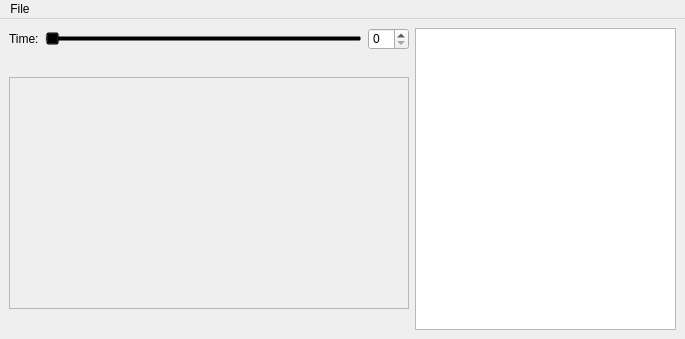
This is DCGUI/Windows/Vis.ui in DanielZorin/DataCenters as Qt 5 draws it before an edit. The edited form follows.
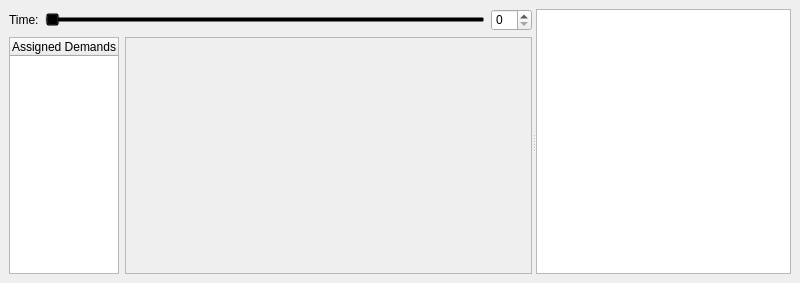
This is the edited form. Icons and pictures are not drawn.

Commit message: Assigned demands list in Vis

```diff
--- a/DCGUI/Windows/Vis.ui
+++ b/DCGUI/Windows/Vis.ui
@@ -9,8 +9,8 @@
    <rect>
     <x>0</x>
     <y>0</y>
-    <width>685</width>
-    <height>339</height>
+    <width>800</width>
+    <height>283</height>
    </rect>
   </property>
   <property name="windowTitle">
@@ -31,15 +31,31 @@
 }</string>
   </property>
   <widget class="QWidget" name="centralwidget">
-   <layout class="QGridLayout" name="gridLayout">
-    <item row="0" column="0">
+   <layout class="QVBoxLayout" name="verticalLayout_2">
+    <item>
+     <widget class="QSplitter" name="splitter">
+      <property name="orientation">
+       <enum>Qt::Horizontal</enum>
+      </property>
+      <widget class="QWidget" name="">
+       <layout class="QVBoxLayout" name="verticalLayout">
+        <item>
+         <layout class="QHBoxLayout" name="horizontalLayout_4">
+          <item>
      <widget class="QLabel" name="label">
       <property name="text">
        <string>Time:</string>
       </property>
      </widget>
     </item>
-    <item row="0" column="2">
+          <item>
+           <widget class="QSlider" name="timeSlider">
+            <property name="orientation">
+             <enum>Qt::Horizontal</enum>
+            </property>
+           </widget>
+          </item>
+          <item>
      <widget class="QSpinBox" name="timeSpinBox">
       <property name="minimum">
        <number>0</number>
@@ -49,12 +65,32 @@
       </property>
      </widget>
     </item>
-    <item row="0" column="3" rowspan="2">
-     <widget class="QTextBrowser" name="info"/>
-    </item>
-    <item row="1" column="0" colspan="3">
+         </layout>
+        </item>
+        <item>
      <layout class="QHBoxLayout" name="horizontalLayout">
-      <item alignment="Qt::AlignVCenter">
+          <item>
+           <widget class="QTreeWidget" name="assignedDemands">
+            <property name="minimumSize">
+             <size>
+              <width>0</width>
+              <height>0</height>
+             </size>
+            </property>
+            <property name="maximumSize">
+             <size>
+              <width>111</width>
+              <height>9999</height>
+             </size>
+            </property>
+            <column>
+             <property name="text">
+              <string>Assigned Demands</string>
+             </property>
+            </column>
+           </widget>
+          </item>
+          <item>
        <widget class="QScrollArea" name="graphArea">
         <property name="widgetResizable">
          <bool>false</bool>
@@ -64,7 +100,7 @@
           <rect>
            <x>0</x>
            <y>0</y>
-           <width>398</width>
+               <width>405</width>
            <height>230</height>
           </rect>
          </property>
@@ -73,32 +109,13 @@
       </item>
      </layout>
     </item>
-    <item row="0" column="1">
-     <widget class="QSlider" name="timeSlider">
-      <property name="orientation">
-       <enum>Qt::Horizontal</enum>
-      </property>
+       </layout>
+      </widget>
+      <widget class="QTextBrowser" name="info"/>
      </widget>
     </item>
    </layout>
   </widget>
-  <widget class="QMenuBar" name="menubar">
-   <property name="geometry">
-    <rect>
-     <x>0</x>
-     <y>0</y>
-     <width>685</width>
-     <height>20</height>
-    </rect>
-   </property>
-   <widget class="QMenu" name="menuFile">
-    <property name="title">
-     <string>File</string>
-    </property>
-    <addaction name="actionExit"/>
-   </widget>
-   <addaction name="menuFile"/>
-  </widget>
   <action name="actionExit">
    <property name="text">
     <string>Exit</string>
```
Lines whose indentation alone changed are shown as unchanged. The commit also changes 3 other files.
